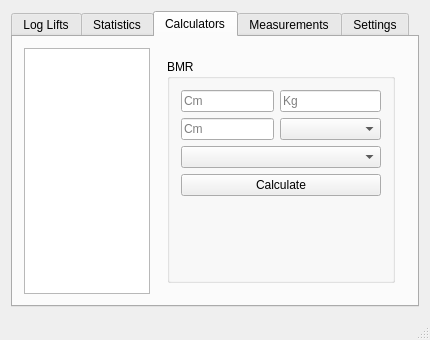
This is mainwindow.ui in krille0x7c2/LiftLog as Qt 5 draws it before an edit. The edited form follows.
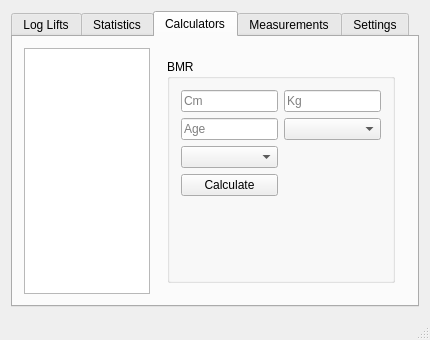
This is the edited form. The open tabs and pages were chosen to show the change.

Commit message: Added bmr calculator and added navigation to bmr page by adding bmr to lstwidget with corresponding signal and slot

Diff of the .ui file:
```diff
--- a/mainwindow.ui
+++ b/mainwindow.ui
@@ -200,7 +200,7 @@
                <string>BMR</string>
               </property>
               <layout class="QGridLayout" name="gridLayout_5">
-               <item row="0" column="0" colspan="2">
+               <item row="0" column="0">
                 <widget class="QLineEdit" name="bmr_cm_in">
                  <property name="maximumSize">
                   <size>
@@ -222,7 +222,7 @@
                  </property>
                 </widget>
                </item>
-               <item row="0" column="2">
+               <item row="0" column="1">
                 <widget class="QLineEdit" name="bmr_kg_in">
                  <property name="enabled">
                   <bool>true</bool>
@@ -247,8 +247,8 @@
                  </property>
                 </widget>
                </item>
-               <item row="1" column="0" colspan="2">
-                <widget class="QLineEdit" name="bmr_cm_in_2">
+               <item row="1" column="0">
+                <widget class="QLineEdit" name="bmr_age_in">
                  <property name="maximumSize">
                   <size>
                    <width>16777215</width>
@@ -265,17 +265,21 @@
                   <number>5</number>
                  </property>
                  <property name="placeholderText">
-                  <string>Cm</string>
+                  <string>Age</string>
                  </property>
                 </widget>
                </item>
-               <item row="1" column="2">
-                <widget class="QComboBox" name="bmr_gender"/>
+               <item row="1" column="1">
+                <widget class="QComboBox" name="bmr_gender">
+                 <property name="currentText">
+                  <string/>
+                 </property>
+                </widget>
                </item>
-               <item row="2" column="0" colspan="3">
+               <item row="2" column="0">
                 <widget class="QComboBox" name="bmr_activity"/>
                </item>
-               <item row="3" column="0" colspan="3">
+               <item row="3" column="0">
                 <widget class="QPushButton" name="bmrBtn">
                  <property name="maximumSize">
                   <size>
@@ -288,7 +292,7 @@
                  </property>
                 </widget>
                </item>
-               <item row="4" column="0">
+               <item row="4" column="0" colspan="2">
                 <widget class="QLabel" name="bmr_res_out">
                  <property name="enabled">
                   <bool>true</bool>
@@ -298,7 +302,7 @@
                  </property>
                 </widget>
                </item>
-               <item row="4" column="1">
+               <item row="5" column="1">
                 <spacer name="verticalSpacer_2">
                  <property name="orientation">
                   <enum>Qt::Vertical</enum>
```
Left out of the diff: 2 changed lines with no effect on the pictures. The commit also changes 2 other files.
